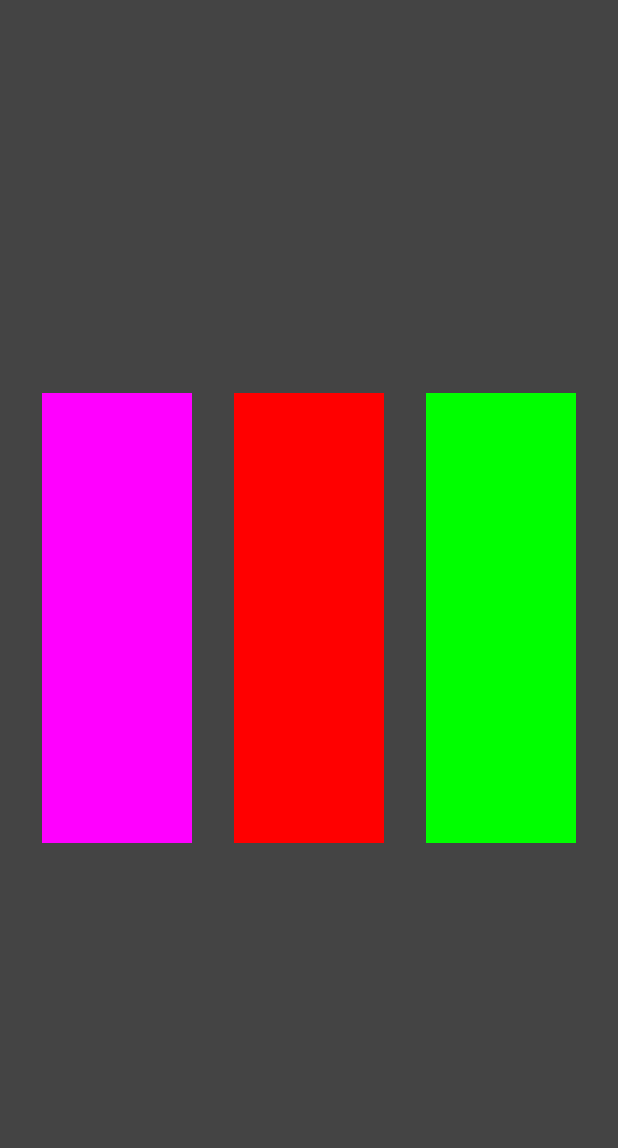
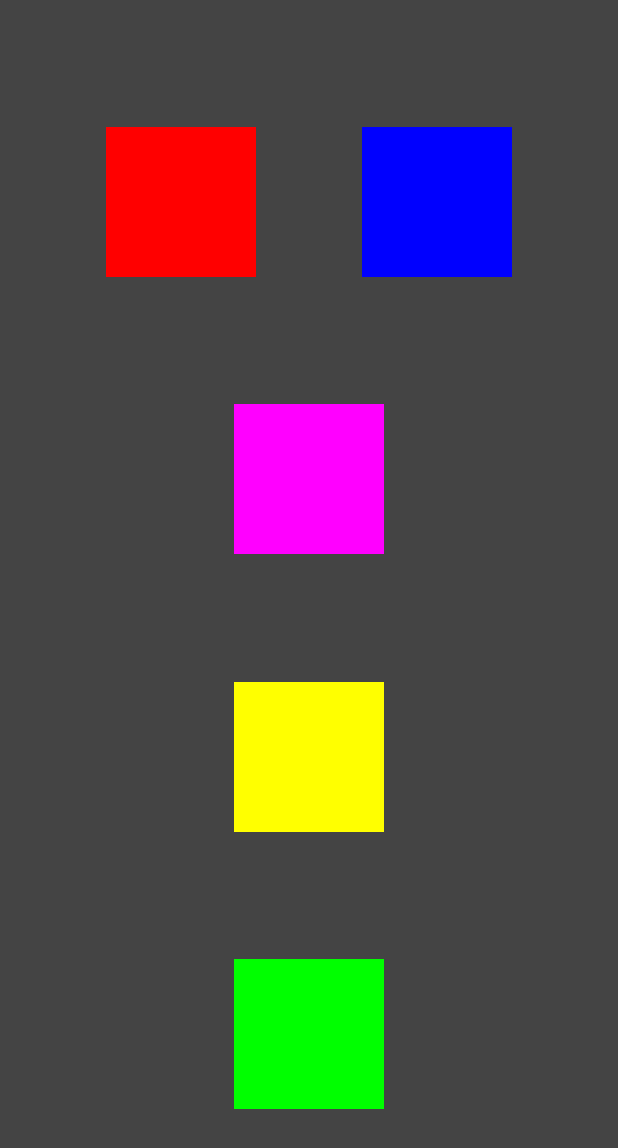
Before and after one commit to SanikaVanjari/Compose_Practice, an Android app built with Jetpack Compose: the screen it shows after launch (MainActivity), on a phone screen of 412 x 824 dp. Shown: the top 1148 px of the screen. Run offline under Robolectric (Android 15) with nearby library versions, the phone set to English and light mode, and no system bars.

Commit message:
Columns and Rows

```diff
--- a/app/src/main/java/com/example/compose1/MainActivity.kt
+++ b/app/src/main/java/com/example/compose1/MainActivity.kt
@@ -10,6 +10,7 @@ import androidx.compose.foundation.layout.Arrangement
 import androidx.compose.foundation.layout.Column
 import androidx.compose.foundation.layout.Row
 import androidx.compose.foundation.layout.fillMaxSize
+import androidx.compose.foundation.layout.fillMaxWidth
 import androidx.compose.foundation.layout.height
 import androidx.compose.foundation.layout.padding
 import androidx.compose.foundation.layout.size
@@ -42,9 +43,20 @@ class MainActivity : ComponentActivity() {
 @Composable
 fun MainScreen(modifier: Modifier = Modifier) {
     Surface(color = Color.DarkGray, modifier = Modifier.fillMaxSize()) {
-        Row(modifier = Modifier.fillMaxSize(), horizontalArrangement = Arrangement.SpaceEvenly, verticalAlignment = Alignment.CenterVertically) {
+        Column(
+            modifier = Modifier.fillMaxSize(),
+            verticalArrangement = Arrangement.SpaceEvenly,
+            horizontalAlignment = Alignment.CenterHorizontally
+        ) {
+            Row(
+                modifier = Modifier.fillMaxWidth(),
+                horizontalArrangement = Arrangement.SpaceEvenly
+            ) {
+                HorizontalColorBar(Color.Red)
+                HorizontalColorBar(Color.Blue)
+            }
             HorizontalColorBar(Color.Magenta)
-            HorizontalColorBar(Color.Red)
+            HorizontalColorBar(Color.Yellow)
             HorizontalColorBar(Color.Green)
         }
     }
@@ -55,7 +67,7 @@ fun HorizontalColorBar(color: Color) {
     Surface(
         color = color,
         modifier = Modifier
-            .height(300.dp)
+            .height(100.dp)
             .width(100.dp)
     ) { }
 }
```
